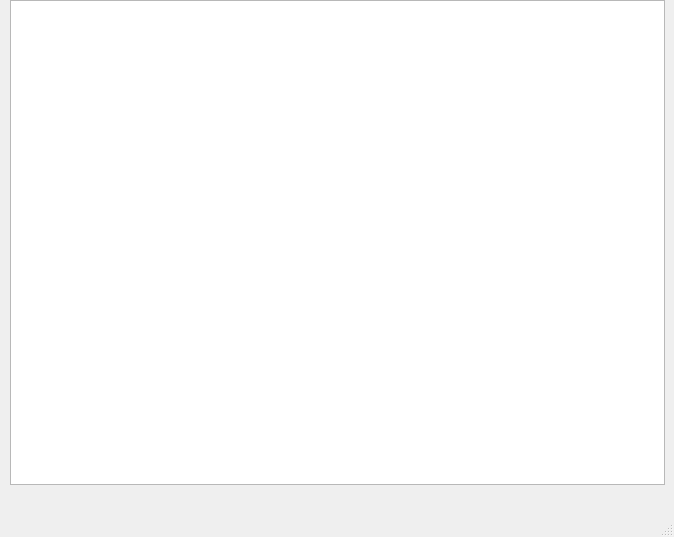
This is PathFinder/mainwindow.ui in brno4758/Pathfinding as Qt 5 draws it before an edit. The edited form follows.
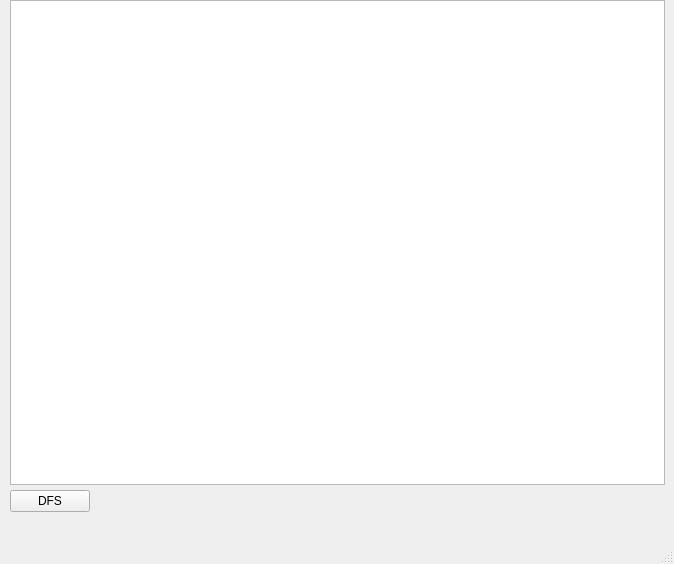
This is the edited form.

Diff of the .ui file:
```diff
--- a/PathFinder/mainwindow.ui
+++ b/PathFinder/mainwindow.ui
@@ -7,7 +7,7 @@
     <x>0</x>
     <y>0</y>
     <width>674</width>
-    <height>537</height>
+    <height>564</height>
    </rect>
   </property>
   <property name="windowTitle">
@@ -24,6 +24,19 @@
      </rect>
     </property>
    </widget>
+   <widget class="QPushButton" name="pushButton">
+    <property name="geometry">
+     <rect>
+      <x>10</x>
+      <y>490</y>
+      <width>80</width>
+      <height>22</height>
+     </rect>
+    </property>
+    <property name="text">
+     <string>DFS</string>
+    </property>
+   </widget>
   </widget>
   <widget class="QMenuBar" name="menubar">
    <property name="geometry">
```
Left out of the diff: 2 changed lines with no effect on the pictures.
